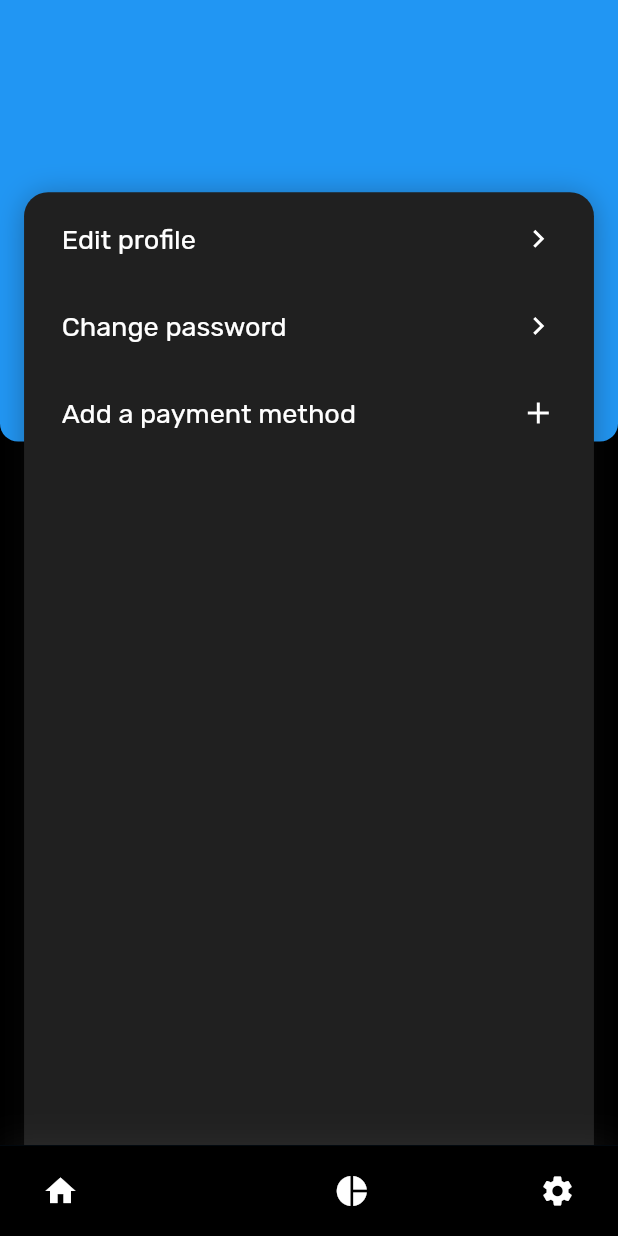
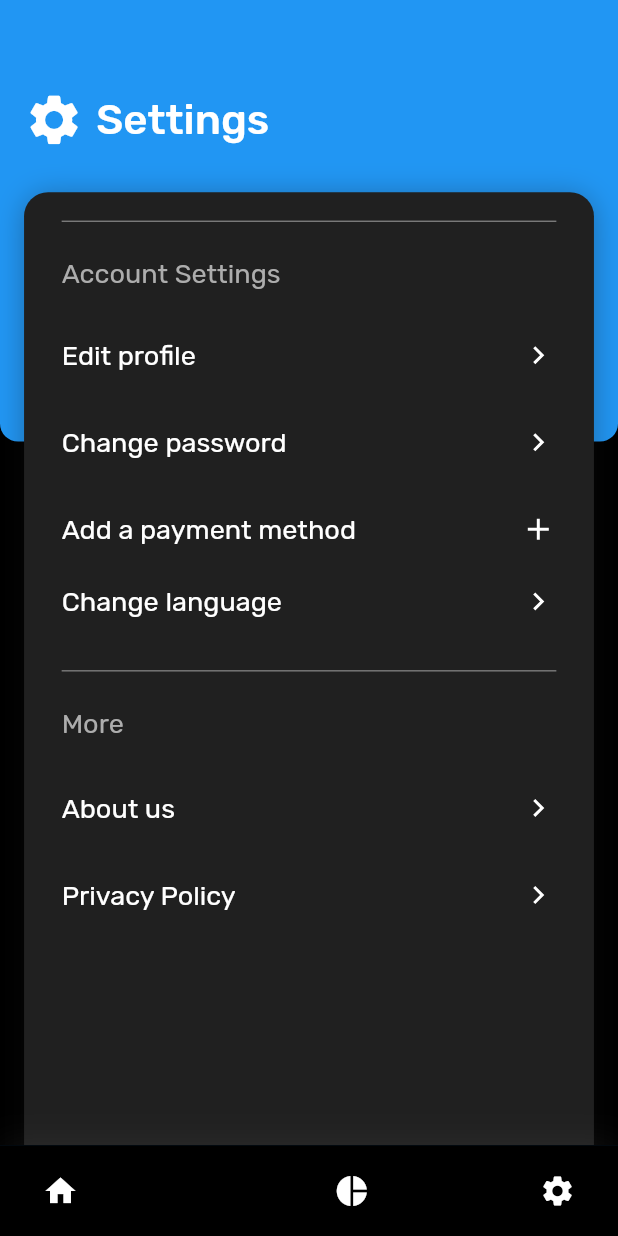
Before and after one commit to Trex1102/projectx, a Flutter app: the SettingsView screen opened by its route, on a phone screen of 412 x 824 dp. Run offline on Flutter 3.47's test engine with Material 2 defaults, Android fonts, the phone set to English and light mode, and no system bars; drawn by our look-alikes of google_nav_bar; our stand-ins replace bloc, dio, equatable, flutter_screenutil, flutter_secure_storage, flutter_svg and 2 more; accounts and stored records are empty; generated files the repository leaves out were written again.

Commit message:
worked on settings page

```diff
--- /dev/null
+++ b/lib/src/features/change_language/presentation/bloc/change_language_bloc.dart
@@ -0,0 +1,13 @@
+import 'package:bloc/bloc.dart';
+import 'package:equatable/equatable.dart';
+
+part 'change_language_event.dart';
+part 'change_language_state.dart';
+
+class ChangeLanguageBloc extends Bloc<ChangeLanguageEvent, ChangeLanguageState> {
+  ChangeLanguageBloc() : super(ChangeLanguageInitial()) {
+    on<ChangeLanguageEvent>((event, emit) {
+      // TODO: implement event handler
+    });
+  }
+}
--- /dev/null
+++ b/lib/src/features/change_password/presentation/bloc/change_password_bloc.dart
@@ -0,0 +1,13 @@
+import 'package:bloc/bloc.dart';
+import 'package:equatable/equatable.dart';
+
+part 'change_password_event.dart';
+part 'change_password_state.dart';
+
+class ChangePasswordBloc extends Bloc<ChangePasswordEvent, ChangePasswordState> {
+  ChangePasswordBloc() : super(ChangePasswordInitial()) {
+    on<ChangePasswordEvent>((event, emit) {
+      // TODO: implement event handler
+    });
+  }
+}
--- a/lib/src/features/settings/presentation/pages/settings_view.dart
+++ b/lib/src/features/settings/presentation/pages/settings_view.dart
@@ -19,7 +19,6 @@ class _SettingsViewState extends State<SettingsView> {
     return Container(
       width: double.infinity,
       height: double.infinity,
-      //color: const Color(0xFF2F2F2F), // Use the specified background color
       color: Colors.black,
       child: Stack(
         children: <Widget>[
@@ -38,7 +37,32 @@ class _SettingsViewState extends State<SettingsView> {
               ),
             ),
           ),
-          // Add other widgets on top of the background here
+          Positioned(
+            top: 60.h, // 60 dp down from the top
+            left: 16.w,
+            width: 411.w,
+            child: Row(
+              mainAxisAlignment: MainAxisAlignment.start,
+              children: [
+                Icon(
+                  Icons.settings,
+                  color: Colors.white,
+                  size: 40.w,
+                ),
+                SizedBox(width: 8.w),
+                Text(
+                  "Settings",
+                  style: GoogleFonts.rubik(
+                    textStyle: TextStyle(
+                      fontSize: ScreenUtil().setSp(28),
+                      color: Colors.white.withOpacity(1),
+                      fontWeight: FontWeight.w500,
+                    ),
+                  ),
+                ),
+              ],
+            ),
+          ),
           Positioned(
             top: 128.h,
             left: 16.w, // Adjust left position as needed
@@ -65,23 +89,88 @@ class _SettingsViewState extends State<SettingsView> {
                     crossAxisAlignment: CrossAxisAlignment.start,
                     children: [
                       SizedBox(height: 19.h),
-                        Row(
-
+                      Row(),
+                      Container(
+                        width: 379.w,
+                        height: 0.5.h, // Height of the horizontal line
+                        color: const Color(
+                            0xFFCACACA), // Background color of the line
                       ),
-                        IconTextRow(text: 'Edit profile', iconPath: 'assets/icons/right_arrow.svg', onTap: (){
+                      SizedBox(height: 24.h),
+                      Text(
+                        "Account Settings",
+                        style: GoogleFonts.rubik(
+                          textStyle: TextStyle(
+                            fontSize: ScreenUtil().setSp(18),
+                            color: Color.fromRGBO(173, 173, 173, 1),
+                            fontWeight: FontWeight.w400,
+                          ),
+                        ),
+                      ),
+                      SizedBox(height: 32.h),
+                      IconTextRow(
+                          text: 'Edit profile',
+                          iconPath: 'assets/icons/right_arrow.svg',
+                          onTap: () {
                             //
                           }),
                       SizedBox(height: 34.h),
-                        IconTextRow(text: 'Change password', iconPath: 'assets/icons/right_arrow.svg', onTap: (){
+                      IconTextRow(
+                          text: 'Change password',
+                          iconPath: 'assets/icons/right_arrow.svg',
+                          onTap: () {
                             //
                           }),
                       SizedBox(height: 34.h),
-                        IconTextRow(text: 'Add a payment method', iconPath: 'assets/icons/plus.svg', onTap: (){
+                      IconTextRow(
+                          text: 'Add a payment method',
+                          iconPath: 'assets/icons/plus.svg',
+                          onTap: () {
+                            //
+                          }),
+                      SizedBox(height: 24.h),
+                      IconTextRow(
+                          text: 'Change language',
+                          iconPath: 'assets/icons/right_arrow.svg',
+                          onTap: () {
+                            //
+                          }),
+                      SizedBox(height: 34.h),
+                      Container(
+                        width: 379.w,
+                        height: 0.5.h, // Height of the horizontal line
+                        color: const Color(
+                            0xFFCACACA), // Background color of the line
+                      ),
+                      SizedBox(height: 24.h),
+                      Text(
+                        "More",
+                        style: GoogleFonts.rubik(
+                          textStyle: TextStyle(
+                            fontSize: ScreenUtil().setSp(18),
+                            color: Color.fromRGBO(173, 173, 173, 1),
+                            fontWeight: FontWeight.w400,
+                          ),
+                        ),
+                      ),
+                      SizedBox(height: 34.h),
+                      IconTextRow(
+                          text: 'About us',
+                          iconPath: 'assets/icons/right_arrow.svg',
+                          onTap: () {
+                            //
+                          }),
+                      SizedBox(height: 34.h),
+                      IconTextRow(
+                          text: 'Privacy Policy',
+                          iconPath: 'assets/icons/right_arrow.svg',
+                          onTap: () {
                             //
                           }),
                     ],
                   ),
-                  )),
+                ),
+              ),
             ),
           ),
         ],
```
Also changed, not shown: lib/src/features/change_language/presentation/bloc/change_language_event.dart (added, +8 -0 lines), lib/src/features/change_language/presentation/bloc/change_language_state.dart (added, +9 -0 lines), lib/src/features/change_password/presentation/bloc/change_password_event.dart (added, +8 -0 lines), lib/src/features/change_password/presentation/bloc/change_password_state.dart (added, +9 -0 lines), lib/src/features/settings/presentation/pages/about_us_view.dart (added), lib/src/features/settings/presentation/pages/privacy_policy_view.dart (added). Lines whose indentation alone changed are shown as unchanged.
